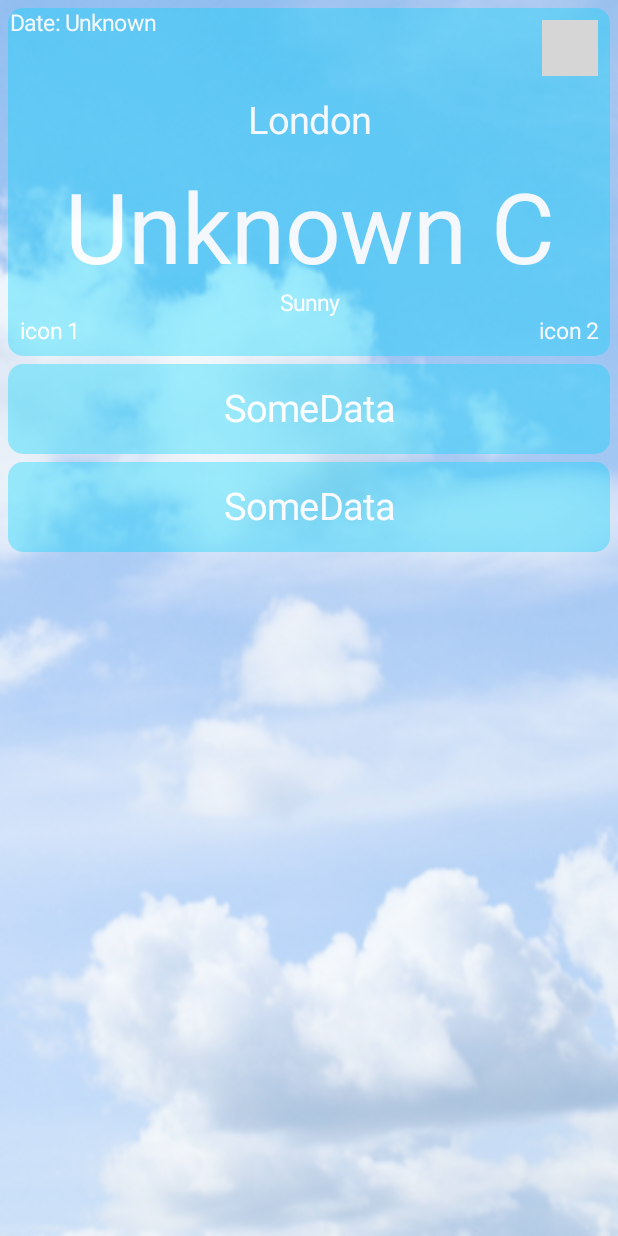
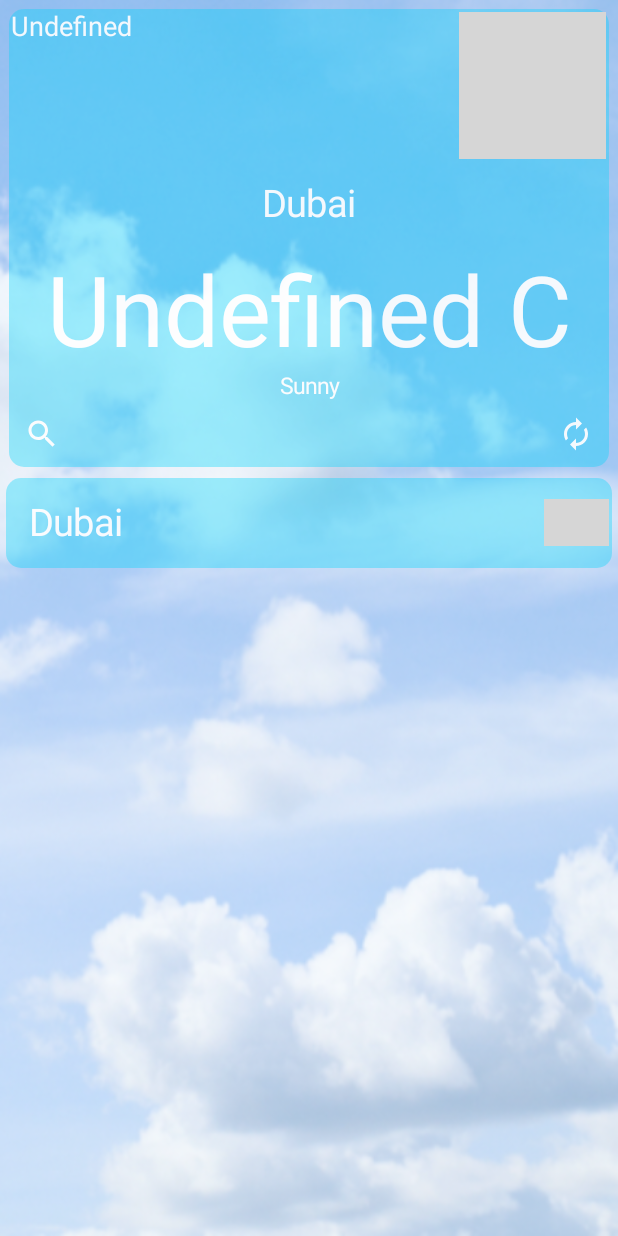
Before and after one commit to DmitrySergienko/WeatherCompose, an Android app built with Jetpack Compose: the screen it shows after launch (MainActivity), on a phone screen of 412 x 824 dp. Run offline under Robolectric (Android 15) with nearby library versions, the phone set to English and light mode, and no system bars; our stand-ins replace Volley; network calls fail; pictures from the network do not load; grey boxes are pictures that could not be loaded.

Commit message:
7.Screen view design changed

```diff
--- a/app/src/main/java/com/weathercompose/ui/MainActivity.kt
+++ b/app/src/main/java/com/weathercompose/ui/MainActivity.kt
@@ -1,18 +1,55 @@
 package com.weathercompose.ui
 
+import android.content.Context
 import android.os.Bundle
 import androidx.activity.ComponentActivity
 import androidx.activity.compose.setContent
+import androidx.compose.foundation.Image
+import androidx.compose.foundation.layout.Column
+import androidx.compose.foundation.layout.fillMaxSize
+import androidx.compose.foundation.layout.fillMaxWidth
+import androidx.compose.foundation.layout.padding
+import androidx.compose.foundation.shape.RoundedCornerShape
+import androidx.compose.material.Card
+import androidx.compose.runtime.Composable
+import androidx.compose.ui.Modifier
+import androidx.compose.ui.draw.alpha
+import androidx.compose.ui.layout.ContentScale
+import androidx.compose.ui.res.painterResource
+import androidx.compose.ui.unit.dp
+import com.weathercompose.R
+import com.weathercompose.ui.screens.ForecastScreen
 import com.weathercompose.ui.screens.MainScreen
+import com.weathercompose.ui.theme.BlueLight
 import com.weathercompose.ui.theme.WeatherComposeTheme
 
 class MainActivity : ComponentActivity() {
     override fun onCreate(savedInstanceState: Bundle?) {
         super.onCreate(savedInstanceState)
         setContent {
-            WeatherComposeTheme {
-                MainScreen("London",this)
-            }
+            MyProject(this)
         }
     }
 }
+
+@Composable
+fun MyProject(context: Context) {
+    WeatherComposeTheme {
+        Image(
+            painter = painterResource(id = R.drawable.ic_back_new),
+            contentDescription = "imageBack",
+            modifier = Modifier
+                .fillMaxSize()
+                .alpha(0.5f),
+            contentScale = ContentScale.FillBounds
+        )
+        Column(
+            modifier = Modifier
+                .fillMaxSize()
+                .padding(top = 4.dp, start = 4.dp, end = 4.dp)
+        ) {
+            MainScreen("Dubai", context)
+            ForecastScreen("Dubai", context)
+        }
+    }
+}
--- /dev/null
+++ b/app/src/main/java/com/weathercompose/ui/screens/ForecastScreen.kt
@@ -0,0 +1,65 @@
+package com.weathercompose.ui.screens
+
+
+import android.content.Context
+import androidx.compose.foundation.Image
+import androidx.compose.foundation.clickable
+import androidx.compose.foundation.layout.*
+import androidx.compose.foundation.shape.RoundedCornerShape
+import androidx.compose.material.Card
+import androidx.compose.material.Text
+import androidx.compose.runtime.Composable
+import androidx.compose.runtime.mutableStateOf
+import androidx.compose.runtime.remember
+import androidx.compose.ui.Alignment
+import androidx.compose.ui.Modifier
+import androidx.compose.ui.draw.alpha
+import androidx.compose.ui.graphics.Color
+import androidx.compose.ui.res.painterResource
+import androidx.compose.ui.text.TextStyle
+import androidx.compose.ui.tooling.preview.Preview
+import androidx.compose.ui.unit.dp
+import androidx.compose.ui.unit.sp
+import coil.compose.AsyncImage
+import com.weathercompose.R
+import com.weathercompose.ui.theme.BlueLight
+
+
+@Composable
+fun ForecastScreen(cityName: String, context: Context) {
+
+    val stateTemp = remember { mutableStateOf("Unknown") }
+    val stateDate = remember { mutableStateOf("Unknown") }
+
+
+    // getTemperature("London")
+
+    Card(
+        modifier = Modifier
+            .fillMaxWidth()
+            .alpha(0.9f)
+            .padding(bottom = 5.dp),
+        backgroundColor = BlueLight,
+        elevation = 0.dp,
+        shape = RoundedCornerShape(10.dp)
+    ) {
+        Row(
+            modifier = Modifier.fillMaxWidth(),
+            horizontalArrangement = Arrangement.SpaceBetween
+        ) {
+            Text(
+                modifier = Modifier.padding(15.dp),
+                text = "$cityName",
+                style = TextStyle(fontSize = 25.sp),
+                color = Color.White
+            )
+            AsyncImage(
+                model = "https://cdn.weatherapi.com/weather/64x64/day/113.png",
+                contentDescription = "imageIcon",
+                modifier = Modifier
+                    .size(45.dp)
+                    .padding(top = 14.dp, end = 2.dp)
+            )
+        }
+    }
+}
--- a/app/src/main/java/com/weathercompose/ui/screens/MainScreen.kt
+++ b/app/src/main/java/com/weathercompose/ui/screens/MainScreen.kt
@@ -17,7 +17,6 @@ import androidx.compose.ui.Alignment
 import androidx.compose.ui.Modifier
 import androidx.compose.ui.draw.alpha
 import androidx.compose.ui.graphics.Color
-import androidx.compose.ui.layout.ContentScale
 import androidx.compose.ui.res.painterResource
 import androidx.compose.ui.text.TextStyle
 import androidx.compose.ui.tooling.preview.Preview
@@ -32,29 +31,22 @@ import com.weathercompose.ui.theme.BlueLight
 import com.weathercompose.ui.theme.WeatherComposeTheme
 import org.json.JSONObject
 
-const val API_KEY = "886e042c31bc49c3a3f131017220902"
+private const val API_KEY = "886e042c31bc49c3a3f131017220902"
 
 
 @Composable
 fun MainScreen(cityName: String, context: Context) {
 
-    val stateTemp = remember { mutableStateOf("Unknown") }
-    val stateDate = remember { mutableStateOf("Unknown") }
+    val stateTemp = remember { mutableStateOf("Undefined") }
+    val stateDate = remember { mutableStateOf("Undefined") }
 
 
-   // getTemperature("London")
-    Image(
-        painter = painterResource(id = R.drawable.ic_back_new),
-        contentDescription = "imageBack",
-        modifier = Modifier
-            .fillMaxSize()
-            .alpha(0.5f),
-        contentScale = ContentScale.FillBounds
-    )
+    // getTemperature("London")
+    getTemperature(cityName, context, stateTemp)
     Column(
         modifier = Modifier
-            .fillMaxSize()
-            .padding(5.dp)
+            .fillMaxWidth()
+            .padding(2.dp)
     ) {
         Card(
             modifier = Modifier
@@ -77,35 +69,32 @@ fun MainScreen(cityName: String, context: Context) {
                     Text(
                         modifier = Modifier
                             .padding(1.dp)
-
                             .clickable { getConditions(cityName, context, stateDate) },
-
-                        text = "Date: ${stateDate.value}",
-                        style = TextStyle(fontSize = 15.sp),
+                        text = "${stateDate.value}",
+                        style = TextStyle(fontSize = 18.sp),
                         color = Color.White
                     )
+
+
                     AsyncImage(
                         model = "https://cdn.weatherapi.com/weather/64x64/day/113.png",
                         contentDescription = "imageIcon",
                         modifier = Modifier
-                            .size(45.dp)
-                            .padding(top = 8.dp, end = 8.dp)
+                            .size(100.dp)
+                            .padding(top = 2.dp, end = 2.dp)
                     )
 
                 }
                 Text(
                     modifier = Modifier.padding(15.dp),
-                    text = "London",
+                    text = "$cityName",
                     style = TextStyle(fontSize = 25.sp),
                     color = Color.White
                 )
 
                 Text(
                     modifier = Modifier
-                        .padding(top = 5.dp)
-                        .clickable {
-                            getTemperature(cityName, context, stateTemp)
-                        },
+                        .padding(top = 5.dp),
 
                     text = "${stateTemp.value} C",
                     style = TextStyle(fontSize = 65.sp),
@@ -121,76 +110,31 @@ fun MainScreen(cityName: String, context: Context) {
                     modifier = Modifier.fillMaxWidth(),
                     horizontalArrangement = Arrangement.SpaceBetween
                 ) {
-                    Text(
-                        modifier = Modifier.padding(bottom = 8.dp, start = 8.dp),
-                        text = "icon 1",
-                        style = TextStyle(fontSize = 15.sp),
-                        color = Color.White
+                    Image(
+                        painter = painterResource(id = R.drawable.ic_baseline_search_24),
+                        contentDescription = "icon_search",
+                        modifier = Modifier
+                            .padding(10.dp)
+
                     )
-                    Text(
-                        modifier = Modifier.padding(bottom = 8.dp, end = 8.dp),
-                        text = "icon 2",
-                        style = TextStyle(fontSize = 15.sp),
-                        color = Color.White
+                    Image(
+                        painter = painterResource(id = R.drawable.ic_baseline_autorenew_24),
+                        contentDescription = "icon_search",
+                        modifier = Modifier
+                            .padding(10.dp)
+                            .clickable { getConditions(cityName, context, stateDate) }
                     )
                 }
-            }
-        }
-        Card(
-            modifier = Modifier
-                .fillMaxWidth()
-                .alpha(0.9f)
-                .padding(bottom = 5.dp),
-            backgroundColor = BlueLight,
-            elevation = 0.dp,
-            shape = RoundedCornerShape(10.dp)
-        ) {
-            Column(
-                modifier = Modifier.fillMaxWidth(),
-                horizontalAlignment = Alignment.CenterHorizontally
-            ) {
-
-                Text(
-                    modifier = Modifier.padding(15.dp),
-                    text = "SomeData",
-                    style = TextStyle(fontSize = 25.sp),
-                    color = Color.White
-                )
-
-            }
-        }
-        Card(
-            modifier = Modifier
-                .fillMaxWidth()
-                .alpha(0.9f)
-                .padding(bottom = 5.dp),
-            backgroundColor = BlueLight,
-            elevation = 0.dp,
-            shape = RoundedCornerShape(10.dp)
-        ) {
-            Column(
-                modifier = Modifier.fillMaxWidth(),
-                horizontalAlignment = Alignment.CenterHorizontally
-            ) {
-
-                Text(
-                    modifier = Modifier.padding(15.dp),
-                    text = "SomeData",
-                    style = TextStyle(fontSize = 25.sp),
-                    color = Color.White
-                )
-
             }
         }
     }
 }
 
 
-
 @Preview(showBackground = true)
 @Composable
-fun MyBackgroundView(){
-    WeatherComposeTheme{
+fun MyBackgroundView() {
+    WeatherComposeTheme {
         //MainScreen()
     }
 }
--- /dev/null
+++ b/app/src/main/res/drawable/ic_baseline_autorenew_24.xml
@@ -0,0 +1,5 @@
+<vector android:height="24dp" android:tint="#FFFFFF"
+    android:viewportHeight="24" android:viewportWidth="24"
+    android:width="24dp" xmlns:android="http://schemas.android.com/apk/res/android">
+    <path android:fillColor="@android:color/white" android:pathData="M12,6v3l4,-4 -4,-4v3c-4.42,0 -8,3.58 -8,8 0,1.57 0.46,3.03 1.24,4.26L6.7,14.8c-0.45,-0.83 -0.7,-1.79 -0.7,-2.8 0,-3.31 2.69,-6 6,-6zM18.76,7.74L17.3,9.2c0.44,0.84 0.7,1.79 0.7,2.8 0,3.31 -2.69,6 -6,6v-3l-4,4 4,4v-3c4.42,0 8,-3.58 8,-8 0,-1.57 -0.46,-3.03 -1.24,-4.26z"/>
+</vector>
```
